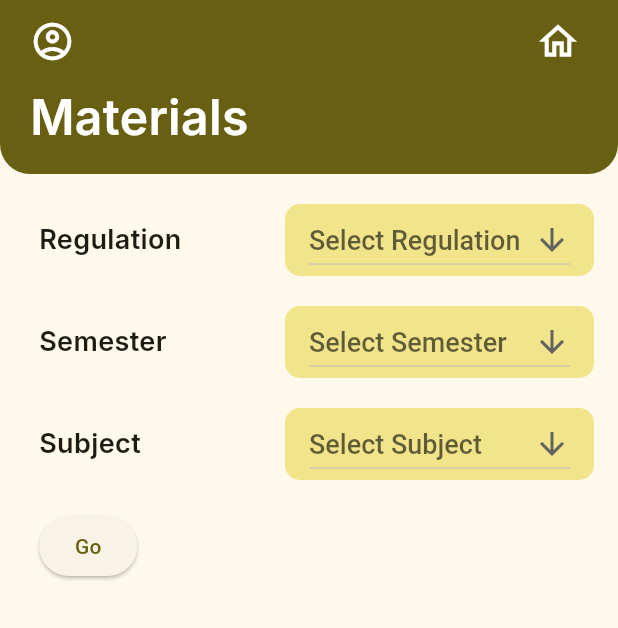
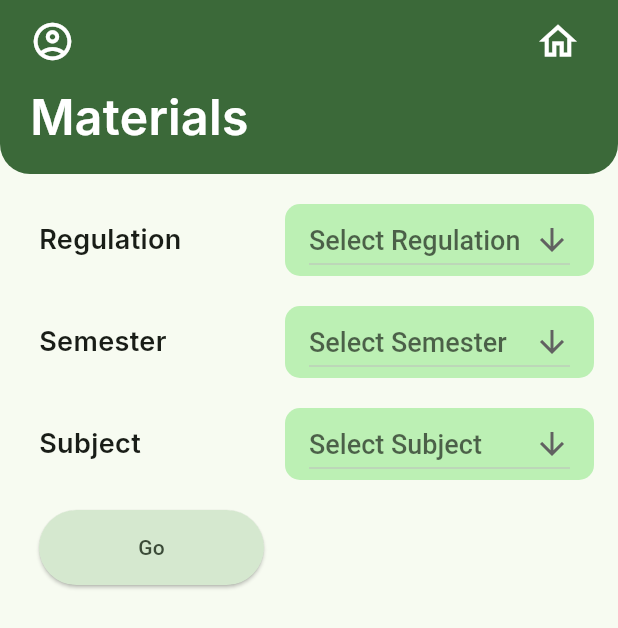
Before and after one commit to Meghashyam1218/BEAM, a Flutter app: the Materials screen opened by its route, on a phone screen of 412 x 824 dp. Shown: the top 628 px of the screen. Run offline on Flutter 3.47's test engine with Material 2 defaults, Android fonts, the phone set to English and light mode, and no system bars; our stand-ins replace go_router, google_fonts; network calls fail.

Commit message:
dropdown function

```diff
--- a/lib/components/dropdown.dart
+++ b/lib/components/dropdown.dart
@@ -6,8 +6,12 @@ import '../color_schemes.g.dart';
 class DropdownList extends StatefulWidget {
   final String nameValue;
   final List<String> dropdownlistValues;
-  const DropdownList(
-      {super.key, required this.nameValue, required this.dropdownlistValues});
+  Function(String val)? onChange;
+  DropdownList(
+      {super.key,
+      required this.nameValue,
+      required this.dropdownlistValues,
+      this.onChange});
 
   @override
   State<DropdownList> createState() => _DropdownListState();
@@ -41,7 +45,7 @@ class _DropdownListState extends State<DropdownList> {
             hint: Text("Select ${widget.nameValue}",
                 overflow: TextOverflow.ellipsis),
             isExpanded: true,
-            dropdownColor: lightColorScheme.secondaryContainer,
+            dropdownColor: lightColorScheme.primaryContainer,
             value: dropdownValue,
             alignment: AlignmentDirectional.centerStart,
             icon: const Icon(Icons.arrow_downward),
@@ -56,6 +60,7 @@ class _DropdownListState extends State<DropdownList> {
               setState(() {
                 dropdownValue = value!;
               });
+              widget.onChange!(dropdownValue!);
             },
             items: widget.dropdownlistValues
                 .map<DropdownMenuItem<String>>((String value) {
--- a/lib/screens/feedues/feedues.dart
+++ b/lib/screens/feedues/feedues.dart
@@ -17,7 +17,7 @@ class _FeeDuesState extends State<FeeDues> {
         appBar: const BeamAppBar(name: "Fee-Dues"),
         body: Column(
           crossAxisAlignment: CrossAxisAlignment.start,
-          children: const [
+          children: [
             Padding(
                 padding: EdgeInsets.all(10),
                 child: DropdownList(
--- a/lib/screens/materials/materials.dart
+++ b/lib/screens/materials/materials.dart
@@ -1,3 +1,4 @@
+import 'package:beam/color_schemes.g.dart';
 import 'package:beam/components/appbar.dart';
 import 'package:beam/components/dropdown.dart';
 import 'package:flutter/material.dart';
@@ -37,10 +38,10 @@ class _MaterialsState extends State<Materials> {
                 mainAxisAlignment: MainAxisAlignment.start,
                 crossAxisAlignment: CrossAxisAlignment.start,
                 children: <Widget>[
-                  const DropdownList(
+                  DropdownList(
                       nameValue: "Regulation", dropdownlistValues: ['R19']),
                   const SizedBox(height: 20),
-                  const DropdownList(
+                  DropdownList(
                     dropdownlistValues: <String>[
                       '1',
                       '2',
@@ -56,7 +57,7 @@ class _MaterialsState extends State<Materials> {
                   const SizedBox(
                     height: 20,
                   ),
-                  const DropdownList(
+                  DropdownList(
                     dropdownlistValues: <String>[
                       '1',
                       '2',
@@ -71,62 +72,92 @@ class _MaterialsState extends State<Materials> {
                   ),
                   const SizedBox(
                     height: 20,
+
                   ),
-                  ElevatedButton(
-                      onPressed: _showmaterials, child: const Text("Go")),
+                  Row(
+                    mainAxisAlignment: MainAxisAlignment.spaceBetween,
+                    children: [
+                      SizedBox(
+                        width: 150,
+                        height: 50,
+                        child: ElevatedButton(
+                            style: ButtonStyle(
+                              backgroundColor: MaterialStateProperty.all(
+                                  lightColorScheme.secondaryContainer),
+                              foregroundColor: MaterialStateProperty.all(
+                                  lightColorScheme.onSecondaryContainer),
+                            ),
+                            onPressed: _showmaterials,
+                            child: const Text("Go")),
+                      ),
+                      if (_showMaterial == true)
+                        SizedBox(
+                          width: 150,
+                          height: 50,
+                          child: ElevatedButton(
+                              style: ButtonStyle(
+                                backgroundColor: MaterialStateProperty.all(
+                                    lightColorScheme.tertiaryContainer),
+                                foregroundColor: MaterialStateProperty.all(
+                                    lightColorScheme.onTertiaryContainer),
+                              ),
+                              onPressed: _showmaterials,
+                              child: const Text("Download all")),
+                        ),
+                    ],
+                  ),
                 ],
               ),
             ),
+            SizedBox(height: 10),
             if (_showMaterial == true)
               Expanded(
                 child: ListView(
                   children: [
-                    Container(
+                    Card(
+                      color: lightColorScheme.tertiaryContainer,
                       margin: const EdgeInsets.only(
                           left: 20, right: 20, top: 10, bottom: 10),
-                      decoration: BoxDecoration(
-                          color: const Color.fromARGB(71, 123, 97, 255),
-                          borderRadius: BorderRadius.circular(10)),
+
                       child: ListTile(
                         title: Text(
                           "Unit-1  Material",
                           style: GoogleFonts.inter(
                             fontSize: 18,
                             fontWeight: FontWeight.w600,
-                            color: const Color(0XFF23262F),
+                            color: lightColorScheme.onTertiaryContainer,
                           ),
                         ),
-                        trailing: const Padding(
-                          padding: EdgeInsets.only(right: 10, left: 10),
+                        trailing: Padding(
+                          padding: const EdgeInsets.only(right: 10, left: 10),
                           child: Icon(
                             Icons.download,
-                            color: Color(0XFF23262F),
+                            color: lightColorScheme.onTertiaryContainer,
                           ),
                         ),
                         onTap: () {},
                       ),
                     ),
                     Center(
-                      child: Container(
+                      child: Card(
+                        color: lightColorScheme.tertiaryContainer,
                         margin: const EdgeInsets.only(
                             left: 20, right: 20, top: 10, bottom: 10),
-                        decoration: BoxDecoration(
-                            color: const Color.fromARGB(71, 123, 97, 255),
-                            borderRadius: BorderRadius.circular(10)),
+
                         child: ListTile(
                           title: Text(
                             "Unit-2  Material",
                             style: GoogleFonts.inter(
                               fontSize: 18,
                               fontWeight: FontWeight.w600,
-                              color: const Color(0XFF23262F),
+                              color: lightColorScheme.onTertiaryContainer,
                             ),
                           ),
-                          trailing: const Padding(
-                            padding: EdgeInsets.only(right: 10, left: 10),
+                          trailing: Padding(
+                            padding: const EdgeInsets.only(right: 10, left: 10),
                             child: Icon(
                               Icons.download,
-                              color: Color(0XFF23262F),
+                              color: lightColorScheme.onTertiaryContainer,
                             ),
                           ),
                           onTap: () {},
@@ -134,26 +165,24 @@ class _MaterialsState extends State<Materials> {
                       ),
                     ),
                     Center(
-                      child: Container(
+                      child: Card(
+                        color: lightColorScheme.tertiaryContainer,
                         margin: const EdgeInsets.only(
                             left: 20, right: 20, top: 10, bottom: 10),
-                        decoration: BoxDecoration(
-                            color: const Color.fromARGB(71, 123, 97, 255),
-                            borderRadius: BorderRadius.circular(10)),
                         child: ListTile(
                           title: Text(
                             "Unit-3  Material",
                             style: GoogleFonts.inter(
                               fontSize: 18,
                               fontWeight: FontWeight.w600,
-                              color: const Color(0XFF23262F),
+                              color: lightColorScheme.onTertiaryContainer,
                             ),
                           ),
-                          trailing: const Padding(
-                            padding: EdgeInsets.only(right: 10, left: 10),
+                          trailing: Padding(
+                            padding: const EdgeInsets.only(right: 10, left: 10),
                             child: Icon(
                               Icons.download,
-                              color: Color(0XFF23262F),
+                              color: lightColorScheme.onTertiaryContainer,
                             ),
                           ),
                           onTap: () {},
@@ -161,26 +190,24 @@ class _MaterialsState extends State<Materials> {
                       ),
                     ),
                     Center(
-                      child: Container(
+                      child: Card(
+                        color: lightColorScheme.tertiaryContainer,
                         margin: const EdgeInsets.only(
                             left: 20, right: 20, top: 10, bottom: 10),
-                        decoration: BoxDecoration(
-                            color: const Color.fromARGB(71, 123, 97, 255),
-                            borderRadius: BorderRadius.circular(10)),
                         child: ListTile(
                           title: Text(
                             "Unit-4  Material",
                             style: GoogleFonts.inter(
                               fontSize: 18,
                               fontWeight: FontWeight.w600,
-                              color: const Color(0XFF23262F),
+                              color: lightColorScheme.onTertiaryContainer,
                             ),
                           ),
-                          trailing: const Padding(
-                            padding: EdgeInsets.only(right: 10, left: 10),
+                          trailing: Padding(
+                            padding: const EdgeInsets.only(right: 10, left: 10),
                             child: Icon(
                               Icons.download,
-                              color: Color(0XFF23262F),
+                              color: lightColorScheme.onTertiaryContainer,
                             ),
                           ),
                           onTap: () {},
@@ -188,35 +215,36 @@ class _MaterialsState extends State<Materials> {
                       ),
                     ),
                     Center(
-                      child: Container(
+                      child: Card(
+                        color: lightColorScheme.tertiaryContainer,
                         margin: const EdgeInsets.only(
                             left: 20, right: 20, top: 10, bottom: 10),
-                        decoration: BoxDecoration(
-                            color: const Color.fromARGB(71, 123, 97, 255),
-                            borderRadius: BorderRadius.circular(10)),
                         child: ListTile(
                           title: Text(
                             "Unit-5  Material",
                             style: GoogleFonts.inter(
                               fontSize: 18,
                               fontWeight: FontWeight.w600,
-                              color: const Color(0XFF23262F),
+                              color: lightColorScheme.onTertiaryContainer,
                             ),
                           ),
-                          trailing: const Padding(
-                            padding: EdgeInsets.only(right: 10, left: 10),
+                          trailing: Padding(
+                            padding: const EdgeInsets.only(right: 10, left: 10),
                             child: Icon(
                               Icons.download,
-                              color: Color(0XFF23262F),
+                              color: lightColorScheme.onTertiaryContainer,
                             ),
                           ),
                           onTap: () {},
                         ),
                       ),
                     ),
+
                   ],
                 ),
+
               ),
+
           ],
         ),
       ),
--- a/lib/screens/teacher_dashboard/dashboard.dart
+++ b/lib/screens/teacher_dashboard/dashboard.dart
@@ -92,7 +92,7 @@ class _DashboardTState extends State<DashboardT> {
                       onTap: () {
                         Future.delayed(const Duration(milliseconds: 100), () {
                           GoRouter.of(context).pushNamed("academic",
-                              params: {"loginFlag": "false"});
+                              params: {"loginFlag": "true"});
                         });
                       },
                     ),
```
Also changed, not shown: lib/screens/academics/academic.dart (+81 -7 lines), lib/color_schemes.g.dart.
